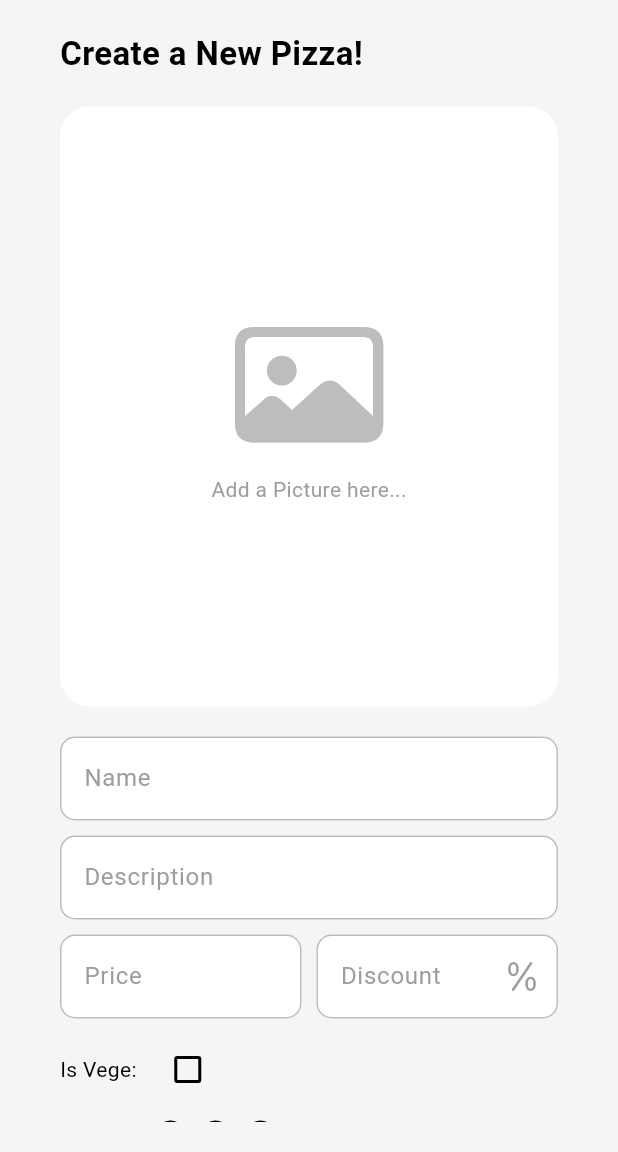
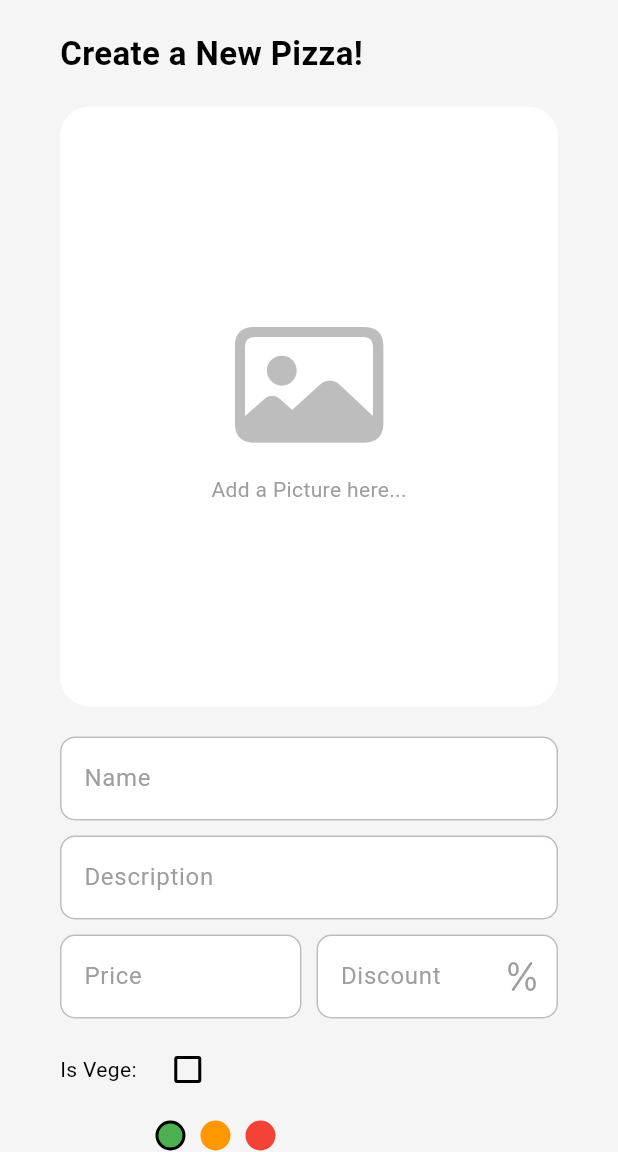
Before and after one commit to HSayer44/pizza_app_admin, a Flutter app: the CreatePizzaScreen screen opened by its route, on a phone screen of 412 x 824 dp, the part 84-1236 px from its top. Run offline on Flutter 3.47's test engine with Material 3 defaults, Android fonts, the phone set to English and light mode, and no system bars; our stand-ins replace bloc, cloud_firestore, equatable, firebase_auth, firebase_core, flutter_bloc and 4 more; missing offline and left inert: dart:html; accounts and stored records are empty; statements that could not run were skipped.

Commit message:
fixing erros

```diff
--- a/lib/src/modules/create_pizza/views/create_pizza_screen.dart
+++ b/lib/src/modules/create_pizza/views/create_pizza_screen.dart
@@ -1,7 +1,8 @@
+import 'dart:developer';
+
 import 'package:flutter/cupertino.dart';
 import 'package:flutter/material.dart';
 import 'package:flutter/services.dart';
-import 'package:flutter/widgets.dart';
 import 'package:font_awesome_flutter/font_awesome_flutter.dart';
 import 'package:pizza_repository/pizza_repository.dart';
 
@@ -24,6 +25,9 @@ class _CreatePizzaScreenState extends State<CreatePizzaScreen> {
   final proteinController = TextEditingController();
   final fatController = TextEditingController();
   final carbsController = TextEditingController();
+
+  bool creationRequired = false;
+
   final _formKey = GlobalKey<FormState>();
   String? _errorMsg;
 
@@ -166,8 +170,12 @@ class _CreatePizzaScreenState extends State<CreatePizzaScreen> {
                           const Text('Is Vege:'),
                           const SizedBox(width: 10),
                           Checkbox(
-                            value: false,
-                            onChanged: (value) {},
+                            value: pizza.isVeg,
+                            onChanged: (value) {
+                              setState(() {
+                                pizza.isVeg = value!;
+                              });
+                            },
                           )
                         ],
                       ),
@@ -178,33 +186,57 @@ class _CreatePizzaScreenState extends State<CreatePizzaScreen> {
                           const SizedBox(width: 10),
                           Row(
                             children: [
-                              Container(
+                              InkWell(
+                                borderRadius: BorderRadius.circular(100),
+                                onTap: () {
+                                  setState(() {
+                                    pizza.spicy = 1;
+                                  });
+                                },
+                                child: Ink(
                                   width: 20,
                                   height: 20,
                                   decoration: BoxDecoration(
                                     shape: BoxShape.circle,
-                                  border: Border.all(),
+                                    border: pizza.spicy == 1 ? Border.all(width: 2) : null,
                                     color: Colors.green,
                                   ),
                                 ),
+                              ),
                               const SizedBox(width: 10),
-                              Container(
+                              InkWell(
+                                borderRadius: BorderRadius.circular(100),
+                                onTap: () {
+                                  setState(() {
+                                    pizza.spicy = 2;
+                                  });
+                                },
+                                child: Ink(
                                   width: 20,
                                   height: 20,
                                   decoration: BoxDecoration(
                                     shape: BoxShape.circle,
-                                  border: Border.all(),
+                                    border: pizza.spicy == 2 ? Border.all(width: 2) : null,
                                     color: Colors.orange,
                                   ),
                                 ),
+                              ),
                               const SizedBox(width: 10),
-                              Container(
+                              InkWell(
+                                borderRadius: BorderRadius.circular(100),
+                                onTap: () {
+                                  setState(() {
+                                    pizza.spicy = 3;
+                                  });
+                                },
+                                child: Ink(
                                   width: 20,
                                   height: 20,
                                   decoration: BoxDecoration(
                                     shape: BoxShape.circle,
-                                  border: Border.all(),
+                                    border: pizza.spicy == 3 ? Border.all(width: 2) : null,
                                     color: Colors.red,
+                                  ),
                                 ),
                               ),
                               const SizedBox(width: 10),
@@ -253,6 +285,42 @@ class _CreatePizzaScreenState extends State<CreatePizzaScreen> {
                     ],
                   ),
                 ),
+                const SizedBox(height: 20),
+                !creationRequired
+                    ? SizedBox(
+                  width: 400,
+                  height: 40,
+                  child: TextButton(
+                      onPressed: () {
+                        if (_formKey.currentState!.validate()) {
+                          setState(() {
+                            pizza.name = nameController.text;
+                            pizza.description = descriptionController.text;
+                            pizza.price = int.parse(priceController.text);
+                            pizza.discount = int.parse(discountController.text);
+                            pizza.macros.calories = int.parse(calorieController.text);
+                            pizza.macros.proteins = int.parse(proteinController.text);
+                            pizza.macros.fat = int.parse(fatController.text);
+                            pizza.macros.carbs = int.parse(carbsController.text);
+                          });
+                          print(pizza.toString());
+                        }
+                      },
+                      style: TextButton.styleFrom(
+                          elevation: 3.0,
+                          backgroundColor: Theme.of(context).colorScheme.primary,
+                          foregroundColor: Colors.white,
+                          shape: RoundedRectangleBorder(borderRadius: BorderRadius.circular(60))),
+                      child: const Padding(
+                        padding: EdgeInsets.symmetric(horizontal: 25, vertical: 5),
+                        child: Text(
+                          'Create Pizza',
+                          textAlign: TextAlign.center,
+                          style: TextStyle(color: Colors.white, fontSize: 16, fontWeight: FontWeight.w600),
+                        ),
+                      )),
+                )
+                    : const CircularProgressIndicator(),
               ],
             ),
           ),
--- a/packages/pizza_repository/pubspec.yaml
+++ b/packages/pizza_repository/pubspec.yaml
@@ -12,6 +12,7 @@ dependencies:
 #  equatable:
 #  firebase_auth:
   cloud_firestore:
+  uuid:
 #  firebase_storage:
 #  rxdart:
 #  path:
```
Also changed, not shown: packages/pizza_repository/lib/src/models/pizza.dart (+22 -1 lines), packages/pizza_repository/pubspec.lock, pubspec.lock. Lines whose indentation alone changed are shown as unchanged.
